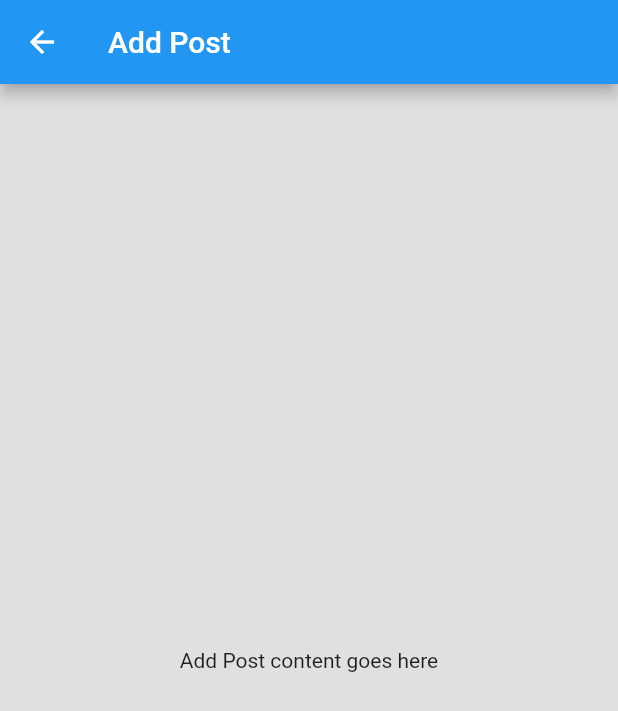
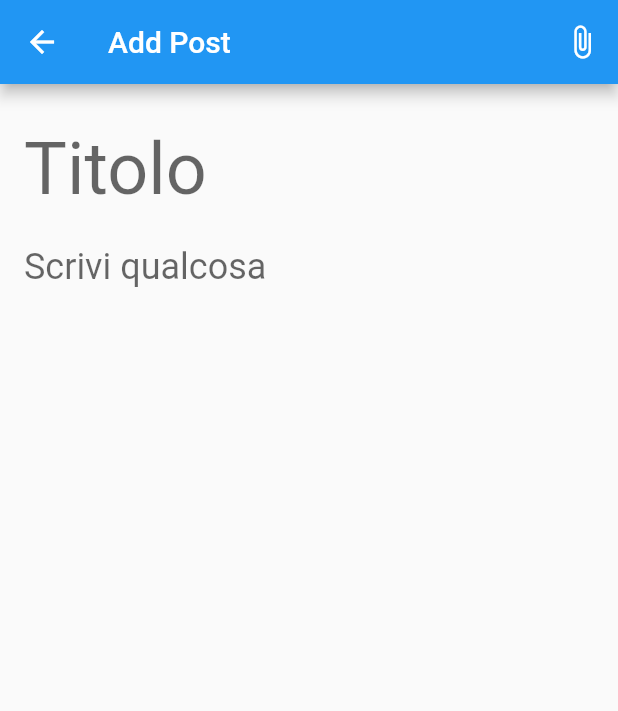
Before and after one commit to teotexe/NoteIt, a Flutter app: the AddPost screen opened by its route, on a phone screen of 412 x 824 dp. Shown: the top 711 px of the screen. Run offline on Flutter 3.47's test engine with Material 2 defaults, Android fonts, the light colour scheme and no system bars.

Commit message:
Modified add post page to match figma design

```diff
--- a/lib/feature_notes/presentation/add_post_page.dart
+++ b/lib/feature_notes/presentation/add_post_page.dart
@@ -1,12 +1,13 @@
 import 'package:flutter/material.dart';
 
 class AddPost extends StatefulWidget {
+  const AddPost({super.key});
+
   @override
-  _AddPostState createState() => _AddPostState();
+  State<AddPost> createState() => _AddPostState();
 }
 
 class _AddPostState extends State<AddPost> {
-  final _formKey = GlobalKey<FormState>();
   String _title = '';
   String _body = '';
 
@@ -14,20 +15,48 @@ class _AddPostState extends State<AddPost> {
   Widget build(BuildContext context) {
     return Scaffold(
       appBar: AppBar(
+        actions: [
+          IconButton(onPressed: () {
+            // Add attach logic
+          }, icon: const Icon(Icons.attach_file))
+        ],
         title: Text('Add Post'),
       ),
-      body: Column(
-        crossAxisAlignment: CrossAxisAlignment.start,
-        children: [
-          Expanded(
-            child: Container(
-              color: Colors.grey[300],
-              child: const Center(
-                child: Text('Add Post content goes here'),
+      body: Padding(
+        padding: const EdgeInsets.all(16.0),
+        child: Column(
+          crossAxisAlignment: CrossAxisAlignment.start,
+          children: [
+            TextFormField(
+              style: const TextStyle(fontSize: 48),
+              // Set text style to match hint style
+              decoration: const InputDecoration(
+                enabledBorder: InputBorder.none,
+                hintText: 'Titolo',
+                hintStyle: TextStyle(fontSize: 48),
               ),
+              onChanged: (value) {
+                setState(() {
+                  _title = value;
+                });
+              },
             ),
-          ),
-        ],
+            TextFormField(
+              style: const TextStyle(fontSize: 24),
+              // Set text style to match hint style
+              decoration: const InputDecoration(
+                enabledBorder: InputBorder.none,
+                hintText: 'Scrivi qualcosa',
+                hintStyle: TextStyle(fontSize: 24),
+              ),
+              onChanged: (value) {
+                setState(() {
+                  _body = value;
+                });
+              },
+            ),
+          ],
+        ),
       ),
     );
   }
```
